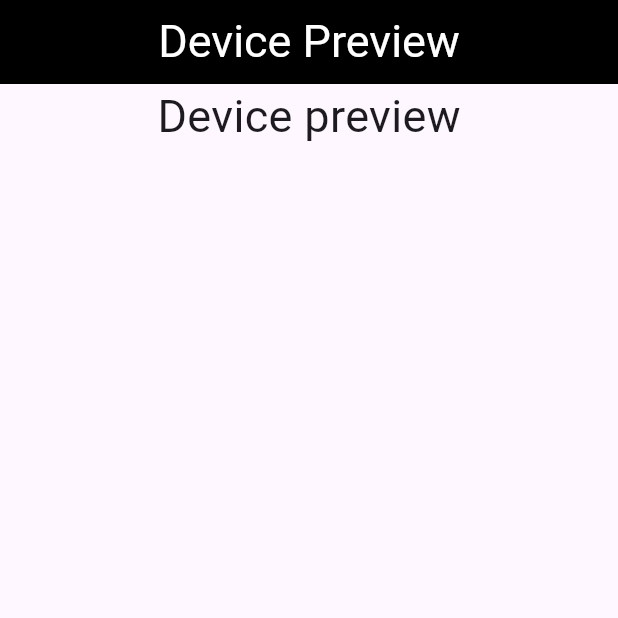
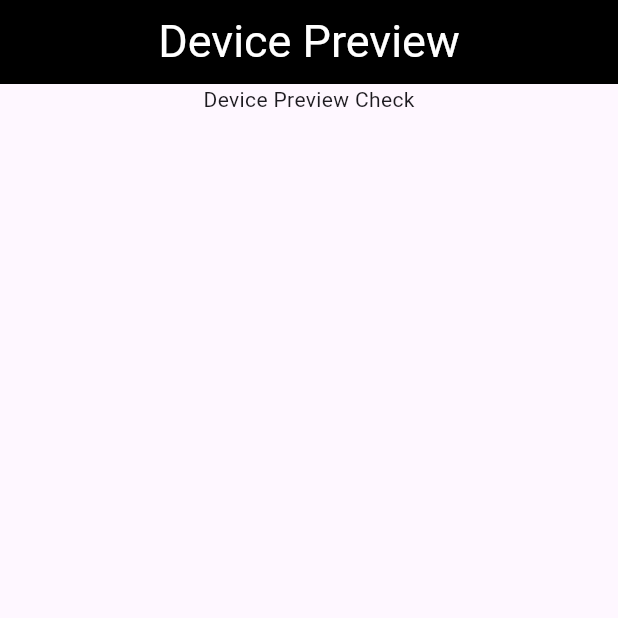
Before and after one commit to safaat260/Ostad_Flutter, a Flutter app: the screen it shows after launch, on a phone screen of 412 x 824 dp, the top half of it. Run offline on Flutter 3.47's test engine with Material 3 defaults, Android fonts, the phone set to English and light mode, and no system bars; our stand-ins replace device_preview, flutter_screenutil.

Commit message:
Device Preview checked!

```diff
--- a/lib/Module_09/class 3/device_preview_home.dart
+++ b/lib/Module_09/class 3/device_preview_home.dart
@@ -11,6 +11,7 @@ class _device_preview_homeState extends State<device_preview_home> {
   @override
   Widget build(BuildContext context) {
     return Scaffold(
+
       appBar: AppBar(
         title: Text("Device Preview", style: TextStyle(color: Colors.white, fontSize: 30),),
         backgroundColor: Colors.black,
@@ -20,8 +21,7 @@ class _device_preview_homeState extends State<device_preview_home> {
 
       body: Column(
         children: [
-
-          Center(child: Text("Device preview", style: TextStyle(fontSize: 30),)),
+          Center(child: Text("Device Preview Check")),
         ],
       ),
 
--- a/pubspec.yaml
+++ b/pubspec.yaml
@@ -46,6 +46,7 @@ dev_dependencies:
   # rules and activating additional ones.
   flutter_lints: ^5.0.0
   flutter_screenutil: ^5.9.3
+  device_preview: 1.2.0
 
 # For information on the generic Dart part of this file, see the
 # following page: https://dart.dev/tools/pub/pubspec
```
Also changed, not shown: lib/main.dart (+13 -2 lines), pubspec.lock, 2 other files.
